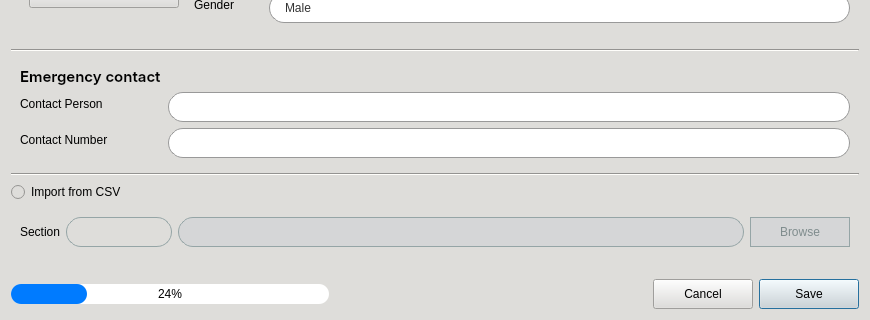
Before: the Qt Designer form CAI_PyQt/CAI_Admin/UI/FormAddNewStudent.ui in CPG19040/CPG19040, drawn with Qt 5; both pictures show x 0 to 870 and y 270 to 590 of the 870 by 590 pixel window.
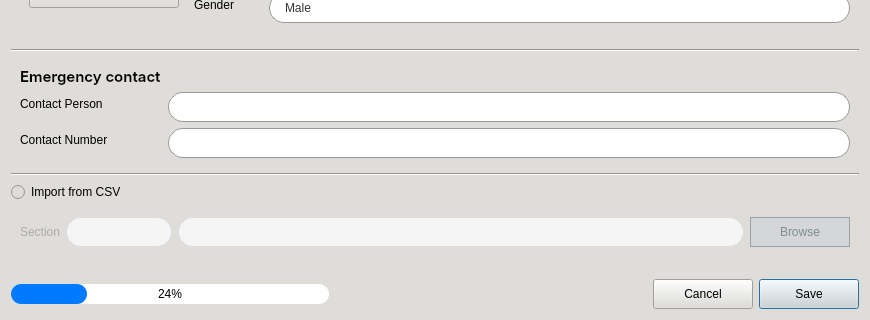
After: the same form once the commit is applied. Icons and pictures are not drawn.

Patch:
```diff
--- a/CAI_PyQt/CAI_Admin/UI/FormAddNewStudent.ui
+++ b/CAI_PyQt/CAI_Admin/UI/FormAddNewStudent.ui
@@ -37,6 +37,16 @@
 	background-color: white;
 }
 
+*[class=&quot;button-normal&quot;]:disabled {
+	background-color: #f5f5f5;
+	border: 1px solid #dcdcdc;
+	color: #aeaeae;
+}
+
+QLabel:disabled {
+	color: #aaaaaa;
+}
+
 QProgressBar {
 	border-radius: 10px;
 	background-color: white;
@@ -120,6 +130,22 @@
     color: #ffffff;
 }
 
+QComboBox:disabled, QLineEdit:disabled {
+    background-color: #f5f5f5;
+    border: 1px solid #dcdcdc;
+    color: #aaaaaa;
+}
+
+QComboBox::drop-down:disabled {
+    border-top-right-radius: 15px;
+    border-bottom-right-radius: 15px;
+    background-color: transparent;
+}
+
+QComboBox::down-arrow:disabled {
+    image: url(:/Images/Images/caret-down-disabled.png);
+}
+
 QSpinBox {
 	font: 10pt &quot;Inter Medium&quot;;
     height: 30px;
```
Left out of the diff: 2 changed lines with no effect on the pictures.
